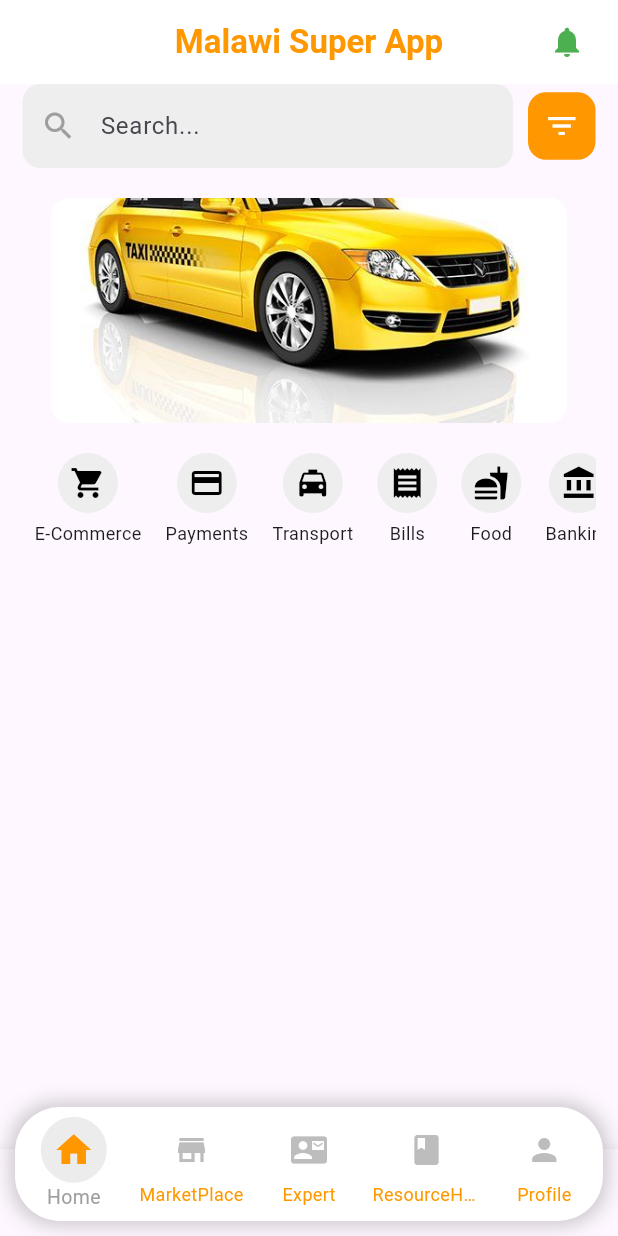
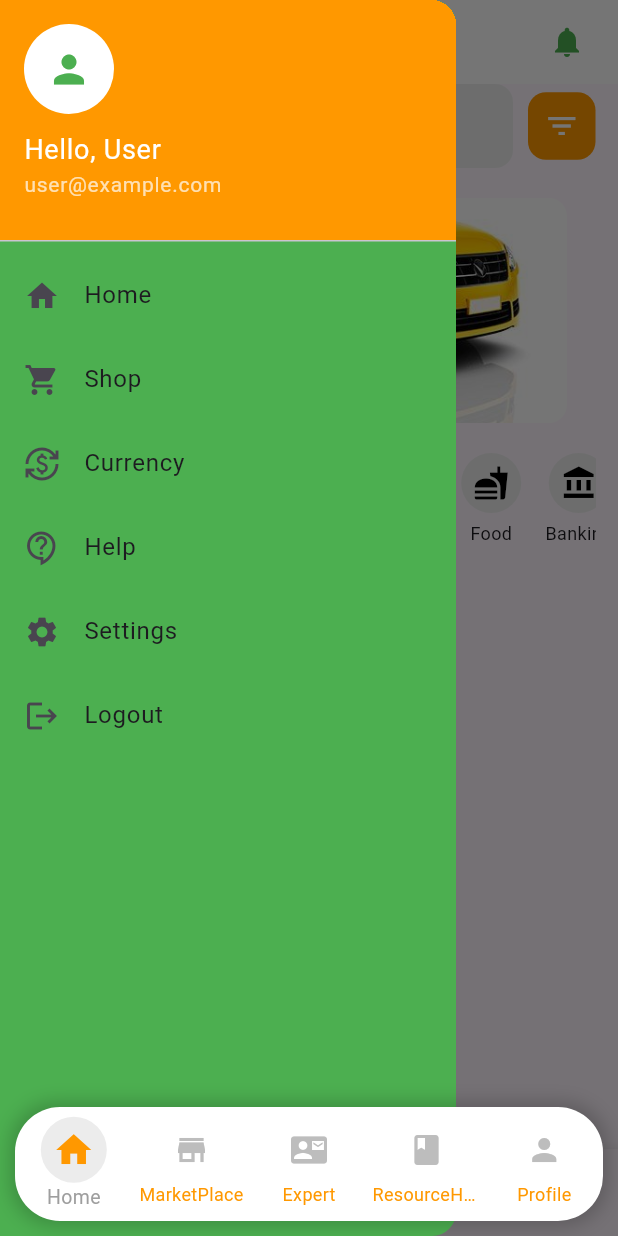
Before and after one commit to sam-zarila/super_App, a Flutter app: the screen it shows after launch, with the side drawer open (before the commit the screen has no drawer), on a phone screen of 412 x 824 dp. Run offline on Flutter 3.47's test engine with Material 3 defaults, Android fonts, the phone set to English and light mode, and no system bars; drawn by our look-alikes of carousel_slider.

Commit message:
building homepage

```diff
--- a/lib/Pages/homepage.dart
+++ b/lib/Pages/homepage.dart
@@ -25,6 +25,7 @@ class MalawiSuperAppPage extends StatelessWidget {
           const SizedBox(width: 10),
         ],
       ),
+      drawer: _buildDrawer(),
       body: SingleChildScrollView(
         child: Padding(
           padding: const EdgeInsets.symmetric(horizontal: 15),
@@ -47,6 +48,7 @@ class MalawiSuperAppPage extends StatelessWidget {
 
   Widget _buildDrawer() {
     return Drawer(
+      backgroundColor: Colors.green,
       child: ListView(
         padding: EdgeInsets.zero,
         children: [
@@ -100,6 +102,12 @@ class MalawiSuperAppPage extends StatelessWidget {
              },
             ),
             ListTile(
+              leading: const Icon(Icons.settings),
+              title: const Text('Settings'),
+              onTap: () {
+             },
+            ),
+             ListTile(
               leading: const Icon(Icons.logout),
               title: const Text('Logout'),
               onTap: () {
```
